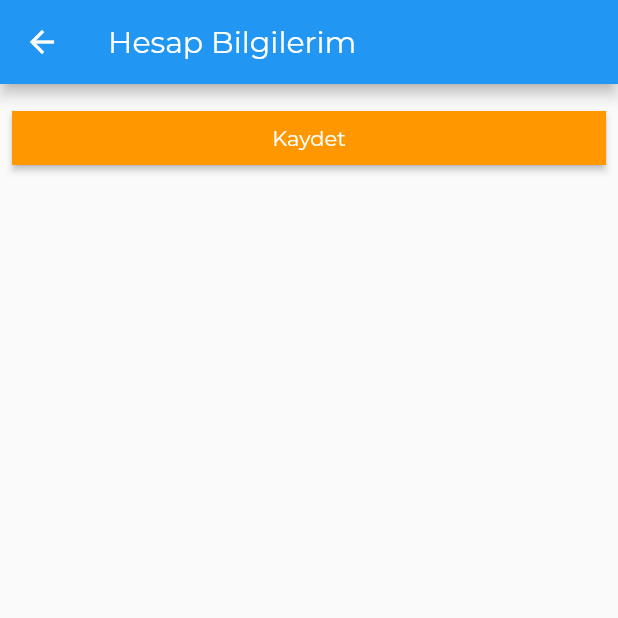
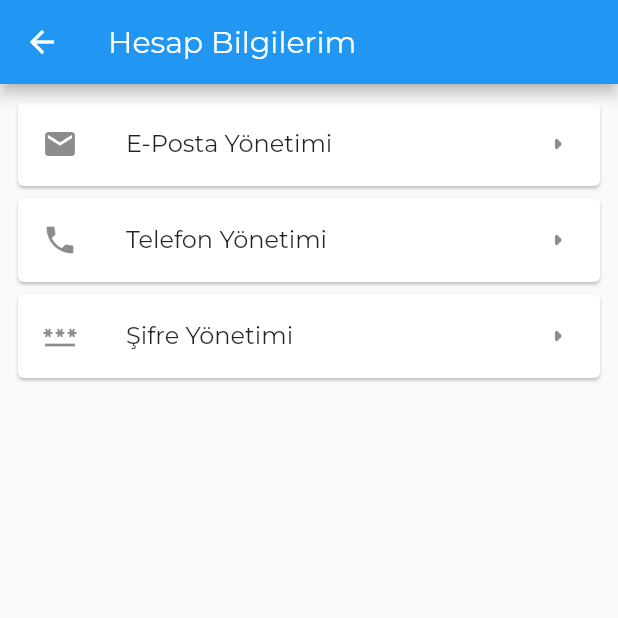
Before and after one commit to Murat-64bit/bel_cocuk_takip, a Flutter app: the AccInfoScreen screen opened directly, on a phone screen of 412 x 824 dp, the top half of it. Run offline on Flutter 3.47's test engine with Material 2 defaults, Android fonts, the phone set to English and light mode, and no system bars; our stand-ins replace cloud_firestore, firebase_auth, firebase_core, stop_watch_timer; missing offline and left inert: flutter_barcode_scanner; accounts and stored records are empty.

Commit message:
account mangemnt system v0.3

```diff
--- a/lib/screens/acc_info_screen.dart
+++ b/lib/screens/acc_info_screen.dart
@@ -1,15 +1,13 @@
+import 'package:bel_cocuk_takip/resources/auth_methods.dart';
+import 'package:bel_cocuk_takip/screens/acc_management_screen.dart';
+import 'package:bel_cocuk_takip/utils/global_variables.dart';
 import 'package:bel_cocuk_takip/widgets/history_card_item.dart';
 import 'package:bel_cocuk_takip/widgets/text_field_input.dart';
 import 'package:flutter/material.dart';
 
-class AccInfoScreen extends StatefulWidget {
+class AccInfoScreen extends StatelessWidget {
   AccInfoScreen({Key? key}) : super(key: key);
 
-  @override
-  State<AccInfoScreen> createState() => AccInfoScreenState();
-}
-
-class AccInfoScreenState extends State<AccInfoScreen> {
   @override
   Widget build(BuildContext context) {
     return Scaffold(
@@ -20,40 +18,45 @@ class AccInfoScreenState extends State<AccInfoScreen> {
           padding: const EdgeInsets.all(8.0),
           child: ListView(
             children: [
-              //
-              // const TextFieldInput(
-              //     name: "E-Posta Adresiniz",
-              //     icon: Icon(Icons.mail),
-              //     textInputType: TextInputType.emailAddress,
-              //     IsPass: false),
-              // const SizedBox(
-              //   height: 10,
-              // ),
-              // const TextFieldInput(
-              //     name: "Veli Telefon Numarası",
-              //     icon: Icon(Icons.phone),
-              //     textInputType: TextInputType.phone,
-              //     IsPass: false),
-              // const SizedBox(
-              //   height: 10,
-              // ),
-              // const TextFieldInput(
-              //     name: "Şifreniz",
-              //     icon: const Icon(Icons.lock),
-              //     textInputType: TextInputType.visiblePassword,
-              //     IsPass: true),
-              const SizedBox(
-                height: 10,
+              Card(
+                child: ListTile(
+                  leading: Icon(Icons.mail),
+                  title: Text('E-Posta Yönetimi'),
+                  trailing: Icon(Icons.arrow_right_rounded),
+                  onTap: () {
+                    Navigator.of(context).push(MaterialPageRoute(
+                        builder: (ctx) => AccManagementScreen(
+                              selectedManage: ChooseManage.Mail,
+                            )));
+                  },
+                ),
               ),
-              ElevatedButton(
-                  style: ElevatedButton.styleFrom(
-                    primary: Colors.orange,
-                    tapTargetSize: MaterialTapTargetSize.shrinkWrap,
-                    shape: RoundedRectangleBorder(
-                        borderRadius: BorderRadius.circular(0)),
-                  ),
-                  onPressed: () {},
-                  child: const Text("Kaydet")),
+              Card(
+                child: ListTile(
+                  leading: Icon(Icons.phone),
+                  title: Text('Telefon Yönetimi'),
+                  trailing: Icon(Icons.arrow_right_rounded),
+                  onTap: () {
+                    Navigator.of(context).push(MaterialPageRoute(
+                        builder: (ctx) => AccManagementScreen(
+                              selectedManage: ChooseManage.ParentPhone,
+                            )));
+                  },
+                ),
+              ),
+              Card(
+                child: ListTile(
+                  leading: Icon(Icons.password),
+                  title: Text('Şifre Yönetimi'),
+                  trailing: Icon(Icons.arrow_right_rounded),
+                  onTap: () {
+                    Navigator.of(context).push(MaterialPageRoute(
+                        builder: (ctx) => AccManagementScreen(
+                              selectedManage: ChooseManage.Password,
+                            )));
+                  },
+                ),
+              ),
             ],
           ),
         ));
--- a/lib/utils/global_variables.dart
+++ b/lib/utils/global_variables.dart
@@ -4,10 +4,10 @@ import 'package:bel_cocuk_takip/screens/home_screen.dart';
 import 'package:firebase_auth/firebase_auth.dart';
 import 'package:flutter/material.dart';
 
-
-
 final homeScreenItems = [
   HomeScreen(uid: FirebaseAuth.instance.currentUser!.uid),
   HistoryScreen(uid: FirebaseAuth.instance.currentUser!.uid),
   AccInfoScreen(),
 ];
+
+enum ChooseManage { Mail, Password, ParentPhone }
```
Also changed, not shown: lib/resources/auth_methods.dart (+11 -3 lines), lib/screens/acc_management_screen.dart (added, +154 -0 lines), lib/widgets/acc_card_item.dart (added, +23 -0 lines).
